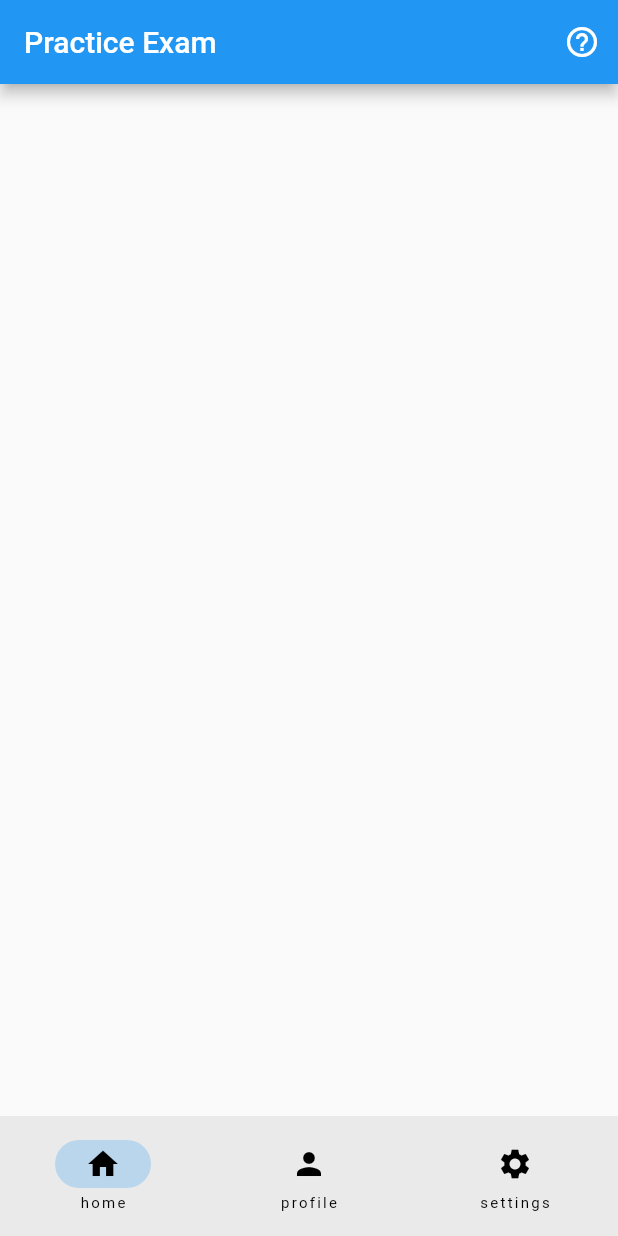
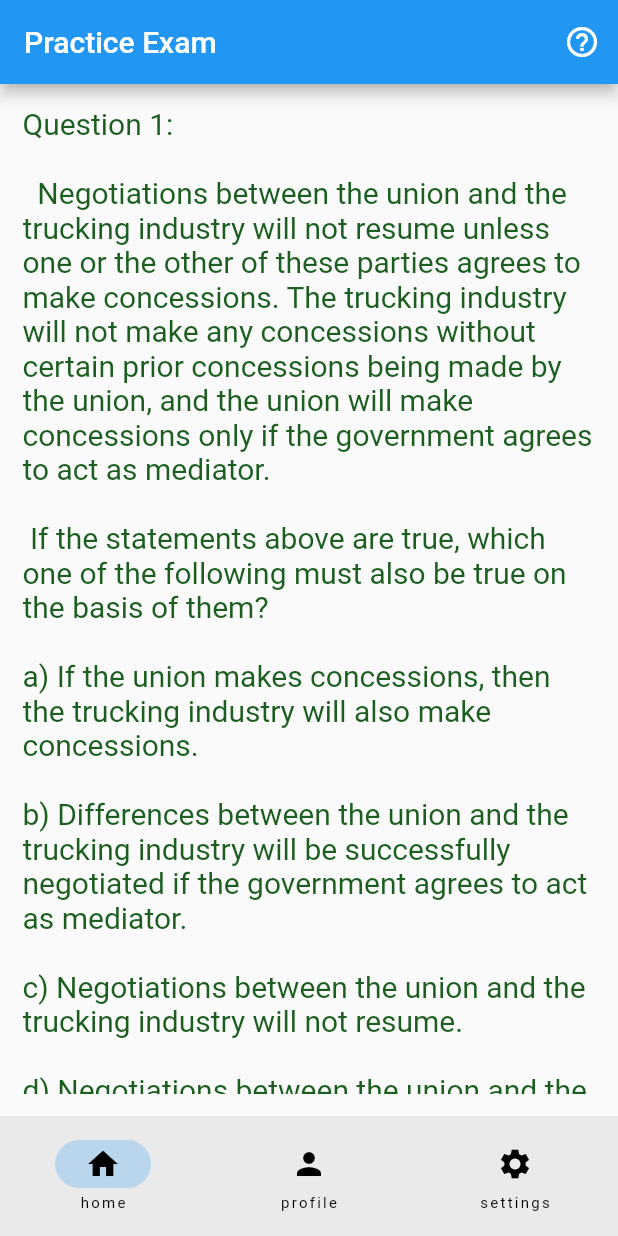
Before and after one commit to bsalloum123/lsat_prep_app_2, a Flutter app: the pTestPage screen opened directly, on a phone screen of 412 x 824 dp. Run offline on Flutter 3.47's test engine with Material 2 defaults, Android fonts, the phone set to English and light mode, and no system bars; our stand-ins replace cloud_firestore, firebase_auth, firebase_core, getwidget; accounts and stored records are empty.

Commit message:
Added test text for page scrolling.

```diff
--- a/lib/homePage.dart
+++ b/lib/homePage.dart
@@ -1,4 +1,4 @@
-import 'package:getwidget/getwidget.dart';
+//import 'package:getwidget/getwidget.dart';
 import 'package:flutter/cupertino.dart';
 import 'package:flutter/material.dart';
 import 'package:lsat_prep_app_2/practiceExam.dart';
--- a/lib/practiceExam.dart
+++ b/lib/practiceExam.dart
@@ -1,4 +1,4 @@
-import 'package:getwidget/getwidget.dart';
+//import 'package:getwidget/getwidget.dart';
 import 'package:flutter/cupertino.dart';
 import 'package:flutter/material.dart';
 import 'package:lsat_prep_app_2/homePage.dart';
@@ -26,7 +26,7 @@ class pTestPage extends StatefulWidget {
 }
 
 class _pTestState extends State<pTestPage> {
-  int currentPage = 0;
+  //int currentPage = 0;
   Widget build(BuildContext context) {
     return Scaffold(
       appBar: AppBar(
@@ -71,6 +71,47 @@ class pTestBody extends StatelessWidget {
 
   @override
   Widget build(BuildContext context){
-    return const Center();
+    return Center(
+      child: Container(
+      margin: const EdgeInsets.all(15.0), // adding margin
+        child:
+            Column(
+              children:[
+                Expanded(
+                  child: SingleChildScrollView(
+                    scrollDirection: Axis.vertical,
+                      child: Text(
+                        "Question 1:\n\n  Negotiations between the union and the trucking "
+                            "industry will not resume unless one or the other of these "
+                            "parties agrees to make concessions. The trucking industry "
+                            "will not make any concessions without certain prior "
+                            "concessions being made by the union, and the union "
+                            "will make concessions only if the government agrees "
+                            "to act as mediator.\n\n"
+                            " If the statements above are true, which one of the "
+                            "following must also be true on the basis of them?\n\n"
+                            "a) If the union makes concessions, then the trucking industry will also make concessions.\n\n"
+                            "b) Differences between the union and the trucking industry will be successfully "
+                            "negotiated if the government agrees to act as mediator.\n\n"
+                            "c) Negotiations between the union and the trucking industry will not resume.\n\n"
+                            "d) Negotiations between the union and the trucking industry will not resume unless "
+                            "the government agrees to act as mediator.\n\n"
+                            "scrolling works scrolling works scrolling works scrolling works scrolling works "
+                            "scrolling works scrolling works scrolling works scrolling works scrolling works "
+                            "scrolling works scrolling works scrolling works scrolling works scrolling works "
+                            "scrolling works scrolling works scrolling works scrolling works scrolling works "
+                            "scrolling works scrolling works scrolling works scrolling works scrolling works "
+                            "scrolling works!",
+                        style: TextStyle(
+                          color: Colors.green.shade900,
+                          fontWeight: FontWeight.normal,
+                          fontSize: 20.0,
+                        ),
+                      ),
+                  ),
+                ),]
+            ),
+      ),
+    );
   }
 }
```
